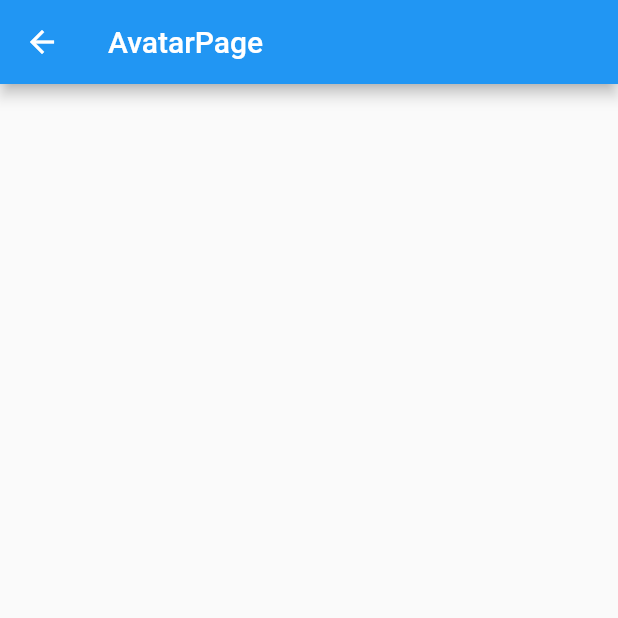
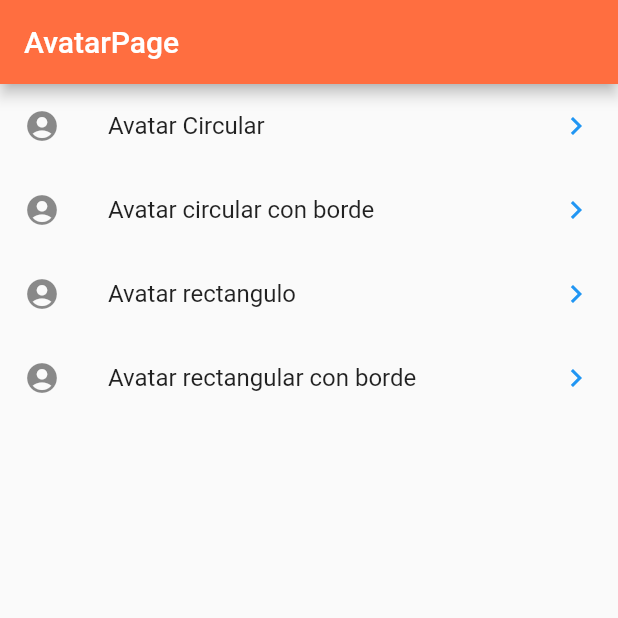
Before and after one commit to Javier-jx/Alertas, a Flutter app: the screen it shows after launch, after a tap on "Avatars", on a phone screen of 412 x 824 dp, the top half of it. Run offline on Flutter 3.47's test engine with Material 2 defaults, Android fonts, the phone set to English and light mode, and no system bars; our stand-ins replace fluttertoast; missing offline and left inert: avatar_view.

Commit message:
Implementacion de Avatares

```diff
--- a/lib/pages/avatar_page.dart
+++ b/lib/pages/avatar_page.dart
@@ -1,13 +1,72 @@
 import 'package:flutter/material.dart';
+import 'package:avatar_view/avatar_view.dart';
 
 class AvatarPage extends StatelessWidget {
-  const AvatarPage ({Key key}): super (key: key);
   @override
-  Widget build(BuildContext context){
-    return Scaffold(
-      appBar: AppBar(
-        title: Text('AvatarPage'),
-      ),
+  Widget build(BuildContext context) {
+    return MaterialApp(
+      title: 'Material App',
+      home: Scaffold(
+          appBar: AppBar(
+            title: Text('AvatarPage'),
+            backgroundColor: Colors.deepOrangeAccent,
+          ),
+          body: (ListView(
+            children: [
+              Container(
+                child: ListTile(
+                  title: Text('Avatar Circular'),
+                  leading: Icon(Icons.account_circle),
+                  trailing: Icon(
+                    Icons.keyboard_arrow_right_sharp,
+                    color: Colors.blue,
+                  ),
+                  onTap: () {
+                    Navigator.of(context).pushNamed('avatar/circular');
+                  },
+                ),
+              ),
+              Container(
+                child: ListTile(
+                  title: Text('Avatar circular con borde'),
+                  leading: Icon(Icons.account_circle),
+                  trailing: Icon(
+                    Icons.keyboard_arrow_right_sharp,
+                    color: Colors.blue,
+                  ),
+                  onTap: () {
+                    Navigator.of(context).pushNamed('avatar/circularBorde');
+                  },
+                ),
+              ),
+              Container(
+                child: ListTile(
+                  title: Text('Avatar rectangulo'),
+                  leading: Icon(Icons.account_circle),
+                  trailing: Icon(
+                    Icons.keyboard_arrow_right_sharp,
+                    color: Colors.blue,
+                  ),
+                  onTap: () {
+                    Navigator.of(context).pushNamed('avatar/rectangulo');
+                  },
+                ),
+              ),
+              Container(
+                child: ListTile(
+                  title: Text('Avatar rectangular con borde'),
+                  leading: Icon(Icons.account_circle),
+                  trailing: Icon(
+                    Icons.keyboard_arrow_right_sharp,
+                    color: Colors.blue,
+                  ),
+                  onTap: () {
+                    Navigator.of(context).pushNamed('avatar/rectanguloBorde');
+                  },
+                ),
+              ),
+            ],
+          ))),
     );
   }
 }
--- a/lib/routes/routes.dart
+++ b/lib/routes/routes.dart
@@ -1,9 +1,14 @@
 import 'package:flutter/material.dart';
 import 'package:flutter_application_widget/pages/alert_page.dart';
 import 'package:flutter_application_widget/pages/avatar_page.dart';
+import 'package:flutter_application_widget/pages/avatars/circuleAvatar.dart';
+import 'package:flutter_application_widget/pages/avatars/circuleConBorder.dart';
+import 'package:flutter_application_widget/pages/avatars/regtangular.dart';
+import 'package:flutter_application_widget/pages/avatars/regtangularBorde.dart';
 import 'package:flutter_application_widget/pages/card_page.dart';
 import 'package:flutter_application_widget/pages/home_page.dart';
-import 'package:flutter_application_widget/pages/guardar_page.dart';
+
+
 
 Map <String, WidgetBuilder> getRoutes(){
   var map = <String, WidgetBuilder>{
@@ -12,6 +17,11 @@ Map <String, WidgetBuilder> getRoutes(){
   'avatar': (BuildContext context) => AvatarPage(),
   'card': (BuildContext context) => CardPage(),
 
+  'avatar/circular':(BuildContext context)=>CircularAvatar(),
+        'avatar/circularBorde':(BuildContext context)=>CircularBordeAvatar(),
+        'avatar/rectangulo':(BuildContext context)=>RectanguloAvatar(),
+        'avatar/rectanguloBorde':(BuildContext context)=>RectanguloBordeAvatar(),
+
   };
   return map;
 }
--- a/pubspec.yaml
+++ b/pubspec.yaml
@@ -29,7 +29,7 @@ dependencies:
   # Use with the CupertinoIcons class for iOS style icons.
   cupertino_icons: ^1.0.2
   fluttertoast: ^8.0.7
-
+  avatar_view: ^1.0.0+4
 dev_dependencies:
   flutter_test:
     sdk: flutter
```
Also changed, not shown: lib/pages/avatars/circuleAvatar.dart (added, +40 -0 lines), lib/pages/avatars/circuleConBorder.dart (added, +41 -0 lines), lib/pages/avatars/regtangular.dart (added, +40 -0 lines), lib/pages/avatars/regtangularBorde.dart (added, +41 -0 lines), pubspec.lock.
